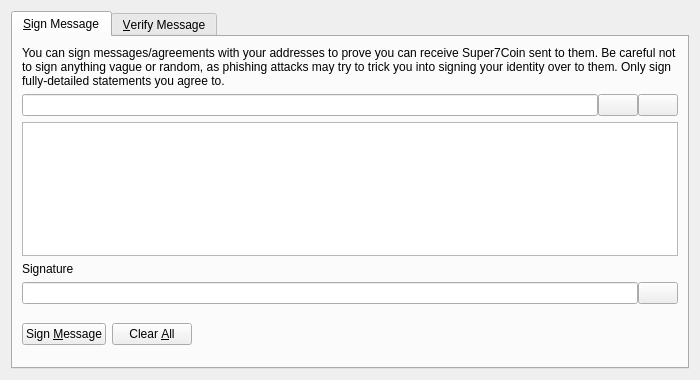
OmegaBlockchain/omegacoin, file src/qt/forms/signverifymessagedialog.ui: the form before one commit.
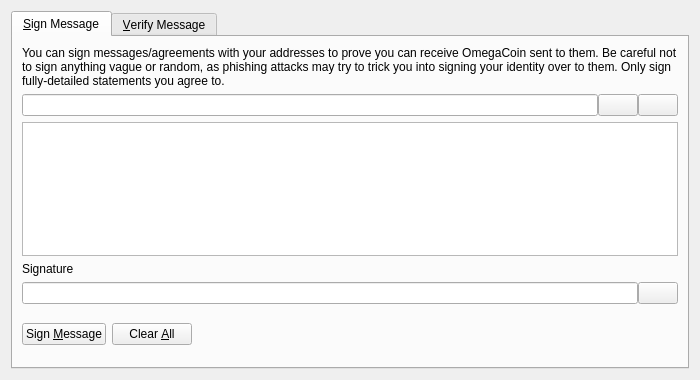
The form after the commit. Custom widgets are drawn as their Qt base class.

What changed in the file:
```diff
--- a/src/qt/forms/signverifymessagedialog.ui
+++ b/src/qt/forms/signverifymessagedialog.ui
@@ -30,7 +30,7 @@
        <item>
         <widget class="QLabel" name="infoLabel_SM">
          <property name="text">
-          <string>You can sign messages/agreements with your addresses to prove you can receive Super7Coin sent to them. Be careful not to sign anything vague or random, as phishing attacks may try to trick you into signing your identity over to them. Only sign fully-detailed statements you agree to.</string>
+          <string>You can sign messages/agreements with your addresses to prove you can receive OmegaCoin sent to them. Be careful not to sign anything vague or random, as phishing attacks may try to trick you into signing your identity over to them. Only sign fully-detailed statements you agree to.</string>
          </property>
          <property name="textFormat">
           <enum>Qt::PlainText</enum>
```
Left out of the diff: 10 changed lines with no effect on the pictures.
